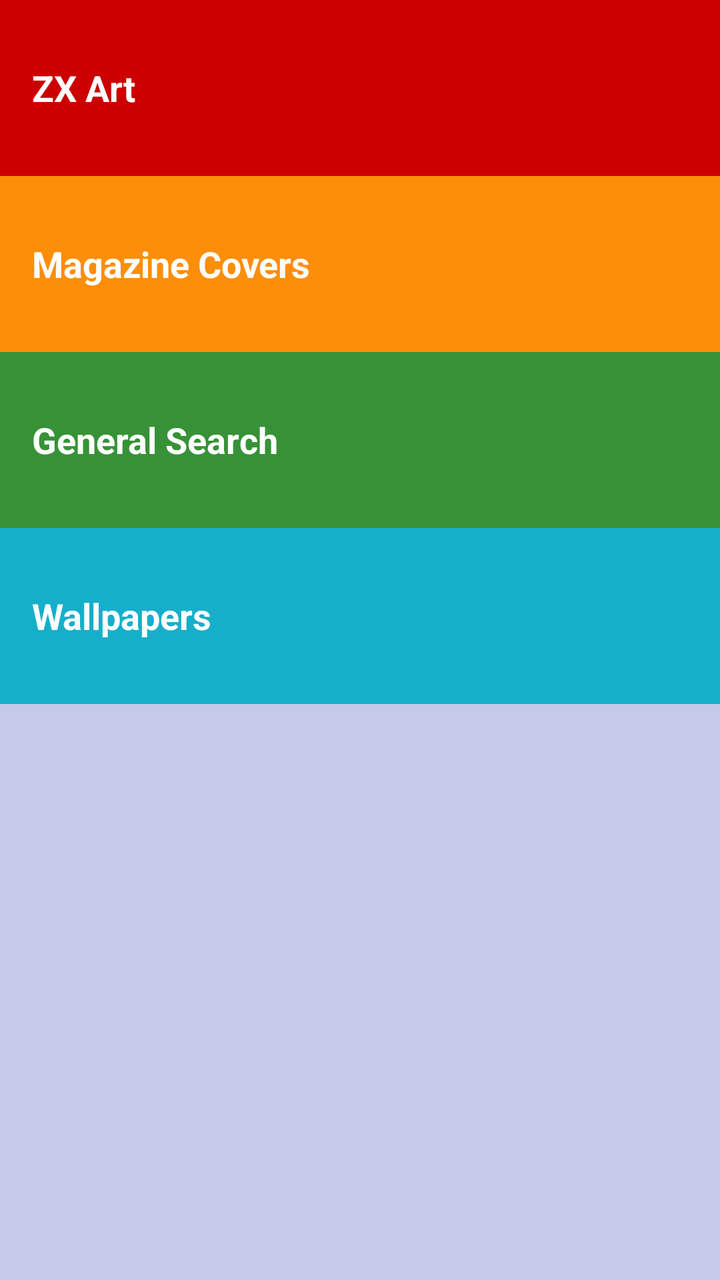
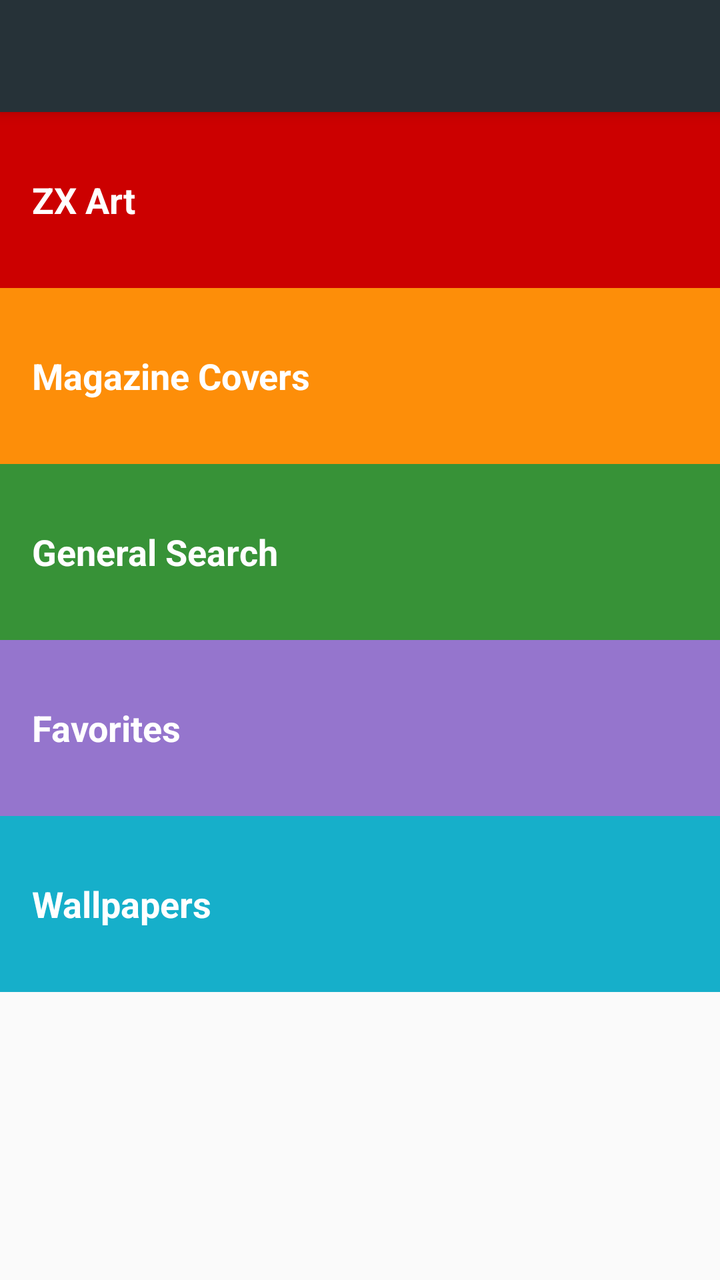

The first picture is an Android layout as it rendered before a commit; the second is the same layout after the commit. The layout source and the unified diff follow.
<!-- AndroidManifest.xml: application theme AppTheme -->
<!-- res/layout/activity_main.xml -->
<?xml version="1.0" encoding="utf-8"?>

<LinearLayout xmlns:android="http://schemas.android.com/apk/res/android"
    xmlns:tools="http://schemas.android.com/tools"
    android:layout_width="match_parent"
    android:layout_height="match_parent"
    android:orientation="vertical"
    android:background="#C5CAE9"
    tools:context="com.bricboys.zxapp.MainActivity">


    <FrameLayout
        android:layout_width="match_parent"
        android:layout_height="wrap_content"
        android:background="@color/category_zxart">
        <TextView
            android:id="@+id/zxartTextView"
            android:text="@string/zxart"
            android:textColor="@android:color/white"
            style="@style/CategoryStyle"
            android:background="?android:attr/selectableItemBackground"/>
    </FrameLayout>

    <FrameLayout
        android:layout_width="match_parent"
        android:layout_height="wrap_content"
        android:background="@color/category_magazine">
    <TextView
        android:id="@+id/magazineTextView"
        android:text="Magazine Covers"
        android:textColor="@android:color/white"
        style="@style/CategoryStyle"
        android:background="?android:attr/selectableItemBackground"/>
    </FrameLayout>

    <FrameLayout
        android:layout_width="match_parent"
        android:layout_height="wrap_content"
        android:background="@color/category_general">
        <TextView
            android:id="@+id/generalTextView"
            android:text="General Search"
            style="@style/CategoryStyle"
            android:background="?android:attr/selectableItemBackground"/>
    </FrameLayout>

    <FrameLayout
        android:layout_width="match_parent"
        android:layout_height="wrap_content"
        android:background="@color/category_more">
        <TextView
            android:id="@+id/wallpaperTextView"
            android:text="Wallpapers"
            android:textColor="@android:color/white"
            style="@style/CategoryStyle"
            android:background="?android:attr/selectableItemBackground"/>
    </FrameLayout>

</LinearLayout>
<!-- resources referenced by this layout -->
<resources>
  <color name="category_general">#379237</color>
  <color name="category_magazine">#FD8E09</color>
  <color name="category_more">#16AFCA</color>
  <color name="category_zxart">#CC0000</color>"
  <string name="zxart">ZX Art</string>
  <style name="CategoryStyle">
          <item name="android:layout_width">match_parent</item>
          <item name="android:layout_height">@dimen/list_item_height</item>
          <item name="android:gravity">center_vertical</item>
          <item name="android:padding">16dp</item>
          <item name="android:textColor">@android:color/white</item>
          <item name="android:textStyle">bold</item>
          <item name="android:textAppearance">?android:textAppearanceMedium</item>
      </style>
  <style name="AppTheme" parent="Theme.AppCompat.Light.DarkActionBar">
          
          <item name="colorPrimary">@color/colorPrimary</item>
          <item name="colorPrimaryDark">@color/colorPrimaryDark</item>
          <item name="colorAccent">@color/colorAccent</item>
      </style>
  <dimen name="list_item_height">88dp</dimen>
  <color name="colorPrimary">#263238</color>
  <color name="colorPrimaryDark">#455A64</color>
  <color name="colorAccent">#FF4081</color>
</resources>

<!-- the commit's change to res/layout/activity_main.xml (unified diff, before → after) -->
@@ -1,59 +1,109 @@
 <?xml version="1.0" encoding="utf-8"?>
 
-<LinearLayout xmlns:android="http://schemas.android.com/apk/res/android"
+<androidx.coordinatorlayout.widget.CoordinatorLayout
+    xmlns:android="http://schemas.android.com/apk/res/android"
+    xmlns:app="http://schemas.android.com/apk/res-auto"
     xmlns:tools="http://schemas.android.com/tools"
+    android:id="@+id/main_root_layout"
     android:layout_width="match_parent"
     android:layout_height="match_parent"
-    android:orientation="vertical"
-    android:background="#C5CAE9"
-    tools:context="com.bricboys.zxapp.MainActivity">
+    tools:context=".MainActivity">
 
-
-    <FrameLayout
+    
+    <com.google.android.material.appbar.AppBarLayout
+        android:id="@+id/appBarLayout"
         android:layout_width="match_parent"
         android:layout_height="wrap_content"
-        android:background="@color/category_zxart">
-        <TextView
-            android:id="@+id/zxartTextView"
-            android:text="@string/zxart"
-            android:textColor="@android:color/white"
-            style="@style/CategoryStyle"
-            android:background="?android:attr/selectableItemBackground"/>
-    </FrameLayout>
+        android:theme="@style/ThemeOverlay.AppCompat.Dark.ActionBar">
 
-    <FrameLayout
+        <androidx.appcompat.widget.Toolbar
+            android:id="@+id/toolbar"
+            android:layout_width="match_parent"
+            android:layout_height="?attr/actionBarSize"
+            android:background="?attr/colorPrimary"
+            app:popupTheme="@style/ThemeOverlay.AppCompat.Light" />
+
+    </com.google.android.material.appbar.AppBarLayout>
+
+    
+    <androidx.core.widget.NestedScrollView
         android:layout_width="match_parent"
-        android:layout_height="wrap_content"
-        android:background="@color/category_magazine">
-    <TextView
-        android:id="@+id/magazineTextView"
-        android:text="Magazine Covers"
-        android:textColor="@android:color/white"
-        style="@style/CategoryStyle"
-        android:background="?android:attr/selectableItemBackground"/>
-    </FrameLayout>
+        android:layout_height="match_parent"
+        app:layout_behavior="@string/appbar_scrolling_view_behavior">
 
-    <FrameLayout
-        android:layout_width="match_parent"
-        android:layout_height="wrap_content"
-        android:background="@color/category_general">
-        <TextView
-            android:id="@+id/generalTextView"
-            android:text="General Search"
-            style="@style/CategoryStyle"
-            android:background="?android:attr/selectableItemBackground"/>
-    </FrameLayout>
+        
+        <LinearLayout
+            android:layout_width="match_parent"
+            android:layout_height="wrap_content"
+            android:background="#C5CAE9"
+            android:orientation="vertical">
 
-    <FrameLayout
-        android:layout_width="match_parent"
-        android:layout_height="wrap_content"
-        android:background="@color/category_more">
-        <TextView
-            android:id="@+id/wallpaperTextView"
-            android:text="Wallpapers"
-            android:textColor="@android:color/white"
-            style="@style/CategoryStyle"
-            android:background="?android:attr/selectableItemBackground"/>
-    </FrameLayout>
+            <FrameLayout
+                android:layout_width="match_parent"
+                android:layout_height="wrap_content"
+                android:background="@color/category_zxart">
 
-</LinearLayout>
+                <TextView
+                    android:id="@+id/zxartTextView"
+                    style="@style/CategoryStyle"
+                    android:background="?android:attr/selectableItemBackground"
+                    android:text="@string/zxart"
+                    android:textColor="@android:color/white" />
+            </FrameLayout>
+
+            <FrameLayout
+                android:layout_width="match_parent"
+                android:layout_height="wrap_content"
+                android:background="@color/category_magazine">
+
+                <TextView
+                    android:id="@+id/magazineTextView"
+                    style="@style/CategoryStyle"
+                    android:background="?android:attr/selectableItemBackground"
+                    android:text="Magazine Covers"
+                    android:textColor="@android:color/white" />
+            </FrameLayout>
+
+            <FrameLayout
+                android:layout_width="match_parent"
+                android:layout_height="wrap_content"
+                android:background="@color/category_general">
+
+                <TextView
+                    android:id="@+id/generalTextView"
+                    style="@style/CategoryStyle"
+                    android:background="?android:attr/selectableItemBackground"
+                    android:text="General Search" />
+            </FrameLayout>
+
+            <FrameLayout
+                android:layout_width="match_parent"
+                android:layout_height="wrap_content"
+                android:background="#9575CD">
+
+                <TextView
+                    android:id="@+id/favoritesTextView"
+                    style="@style/CategoryStyle"
+                    android:background="?android:attr/selectableItemBackground"
+                    android:text="Favorites"
+                    android:textColor="@android:color/white" />
+            </FrameLayout>
+
+            <FrameLayout
+                android:layout_width="match_parent"
+                android:layout_height="wrap_content"
+                android:background="@color/category_more">
+
+                <TextView
+                    android:id="@+id/wallpaperTextView"
+                    style="@style/CategoryStyle"
+                    android:background="?android:attr/selectableItemBackground"
+                    android:text="Wallpapers"
+                    android:textColor="@android:color/white" />
+            </FrameLayout>
+
+        </LinearLayout>
+
+    </androidx.core.widget.NestedScrollView>
+
+</androidx.coordinatorlayout.widget.CoordinatorLayout>
<!-- resource entries referenced after the edit -->
@@ -14,7 +14,7 @@
           <item name="android:textStyle">bold</item>
           <item name="android:textAppearance">?android:textAppearanceMedium</item>
       </style>
-  <style name="AppTheme" parent="Theme.AppCompat.Light.DarkActionBar">
+  <style name="AppTheme" parent="Theme.AppCompat.DayNight.NoActionBar">
           
           <item name="colorPrimary">@color/colorPrimary</item>
           <item name="colorPrimaryDark">@color/colorPrimaryDark</item>
